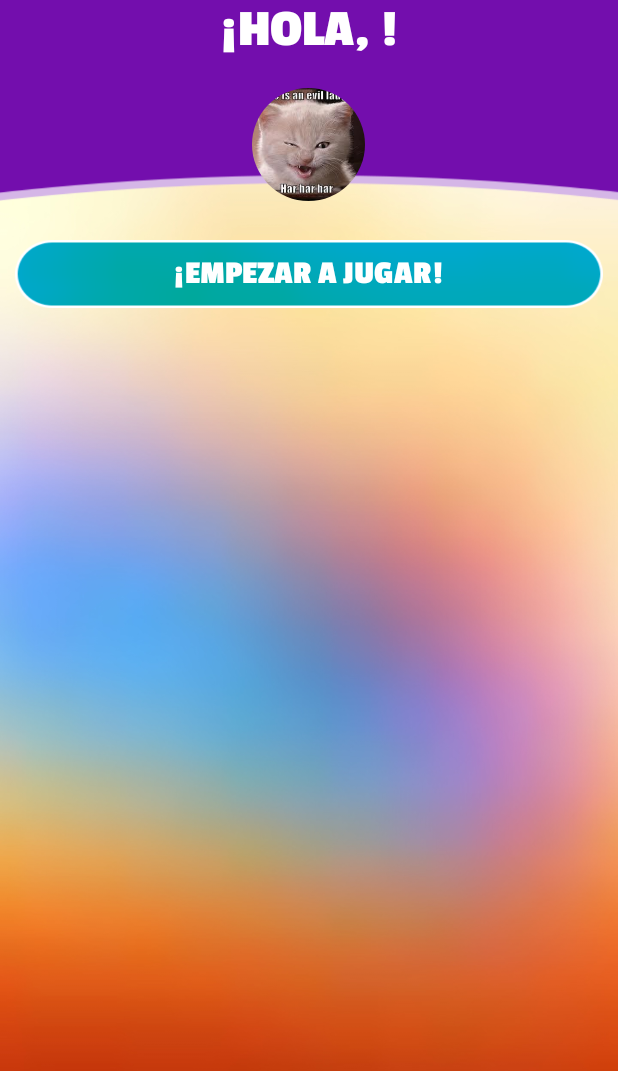
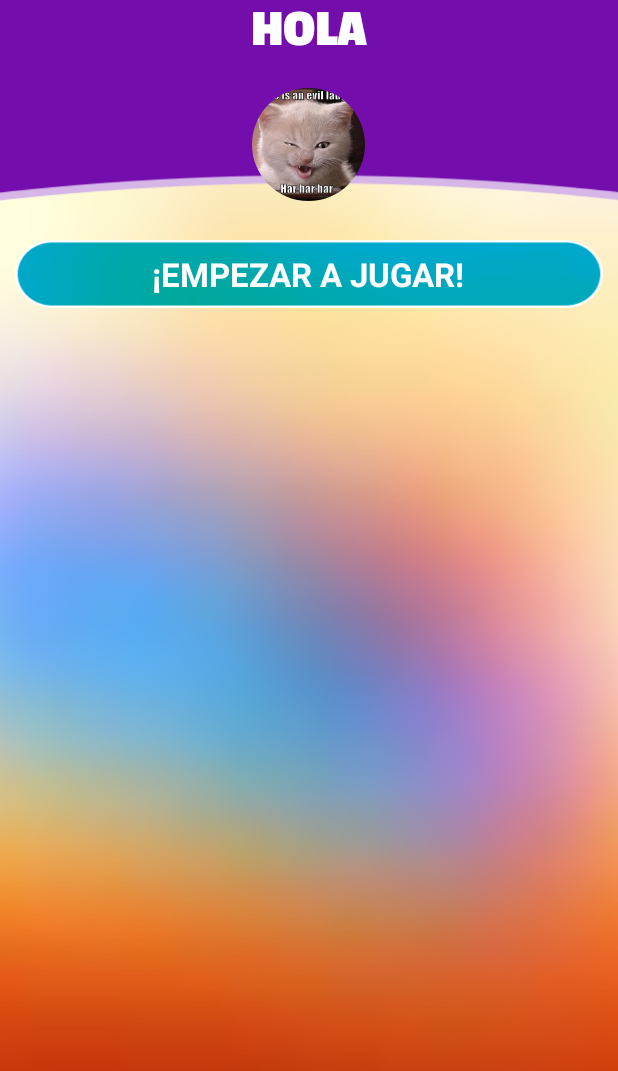
Before and after one commit to cristiansan/ElHuevoOLaGallina, an Android app: the WelcomeActivity screen opened directly, with no data from a screen before it, on a phone screen of 412 x 824 dp, the part 165-1236 px from its top. Run offline under Robolectric (Android 15) with nearby library versions, the phone set to English and light mode, and no system bars; our stand-ins replace CircleImageView; libraries missing offline, so code that uses them is left out: com.nostra13.universalimageloader; 3 statements that could not run were skipped.

Commit message:
iconos nuevos splash nuevo pantallas con font

```diff
--- a/app/src/main/java/app/eggorchicken/eggorchicken/WelcomeActivity.java
+++ b/app/src/main/java/app/eggorchicken/eggorchicken/WelcomeActivity.java
@@ -29,10 +29,8 @@ public class WelcomeActivity extends Activity {
         String Uname = userDetails.getString("fbFullName", "");
         String Id = userDetails.getString("fbId", "");
 
-        String strMeatFormat = getResources().getString(R.string.activity_welcome_hello);
-        Common.SetFontTextView(this, (TextView) findViewById(R.id.activity_welcome_textview_tittle_top_bienvenido), String.format(strMeatFormat, Uname));
-
-        Common.SetFontTextView(this, (TextView) findViewById(R.id.activity_welcome_textview_facebook), getResources().getString(R.string.activity_welcome_btn_start));
+        ((TextView) findViewById(R.id.activity_welcome_textview_tittle_top_bienvenido)).setText(getString(R.string.activity_welcome_hello));
+        Common.SetFontTextView(this, (TextView) findViewById(R.id.activity_welcome_textview_tittle_top_bienvenido), "HOLA");
 
         ((ImageButton) findViewById(R.id.activity_welcome_imagebutton_boton_facebook)).setOnClickListener(new View.OnClickListener() {
             @Override
--- a/app/src/main/res/values/strings.xml
+++ b/app/src/main/res/values/strings.xml
@@ -15,6 +15,8 @@
 
     <string name="activity_login_btn_facebook">Ingresa con Facebook</string>
     <string name="activity_login_btn_google">Ingresa con Google</string>
+    <string name="activity_login_btn_anonimo">Ingresa como Anónimo</string>
+
     <string name="activity_login_bienvenido">¡BIENVENIDO!</string>
     <string name="activity_login_ingresar_usuario">Para jugar debes ingresar con tu usuario</string>
 
```
Also changed, not shown: app/src/main/java/app/eggorchicken/eggorchicken/LoginActivity.java (+6 -7 lines), app/src/main/res/layout/activity_login.xml (+5 -5 lines), app/src/main/res/drawable/splash.jpg (deleted), app/src/main/res/mipmap-hdpi/ic_launcher.png, app/src/main/res/mipmap-mdpi/ic_launcher.png, app/src/main/res/mipmap-xhdpi/ic_launcher.png, app/src/main/res/mipmap-xxhdpi/ic_launcher.png.
